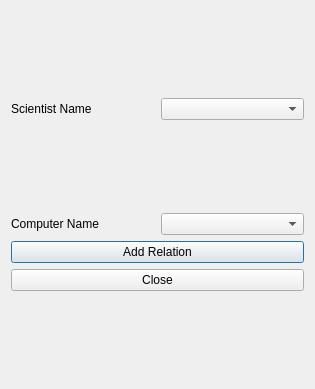
The window that week3/addrelation.ui (jonsig/verklegt-namskeid-1) describes before a commit, drawn with Qt 5.
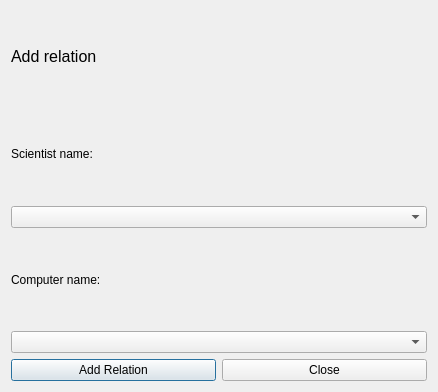
The same window after the commit.

Commit message: addrelation útliti breytt

The edit to the form file:
```diff
--- a/week3/addrelation.ui
+++ b/week3/addrelation.ui
@@ -6,8 +6,8 @@
    <rect>
     <x>0</x>
     <y>0</y>
-    <width>315</width>
-    <height>389</height>
+    <width>438</width>
+    <height>392</height>
    </rect>
   </property>
   <property name="windowTitle">
@@ -15,35 +15,39 @@
   </property>
   <layout class="QVBoxLayout" name="verticalLayout_3">
    <item>
-    <layout class="QHBoxLayout" name="horizontalLayout">
+    <widget class="QLabel" name="label_3">
+     <property name="font">
+      <font>
+       <pointsize>12</pointsize>
+      </font>
+     </property>
+     <property name="text">
+      <string>Add relation</string>
+     </property>
+    </widget>
+   </item>
      <item>
       <widget class="QLabel" name="label">
        <property name="text">
-        <string>Scientist Name</string>
+      <string>Scientist name:</string>
        </property>
       </widget>
      </item>
      <item>
       <widget class="QComboBox" name="sciNameInput"/>
      </item>
-    </layout>
-   </item>
-   <item>
-    <layout class="QVBoxLayout" name="verticalLayout">
-     <item>
-      <layout class="QHBoxLayout" name="horizontalLayout_2">
        <item>
         <widget class="QLabel" name="label_2">
          <property name="text">
-          <string>Computer Name</string>
+      <string>Computer name:</string>
          </property>
         </widget>
        </item>
        <item>
         <widget class="QComboBox" name="compNameInput"/>
        </item>
-      </layout>
-     </item>
+   <item>
+    <layout class="QHBoxLayout" name="horizontalLayout">
      <item>
       <widget class="QPushButton" name="buttonAddRelation">
        <property name="text">
```
Lines whose indentation alone changed are shown as unchanged.
